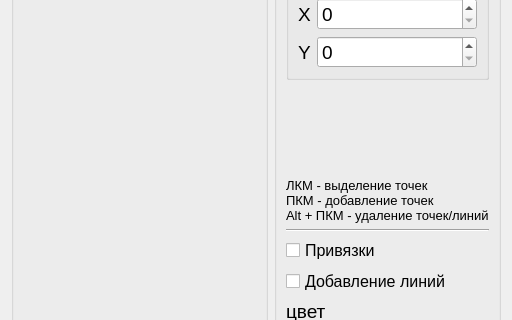
Qt form lab_5/src/ui/tabs/fillertab.ui (RullDeef/cg-lab) before a commit; both pictures show x 0 to 512 and y 89 to 409 of the 512 by 620 pixel window.
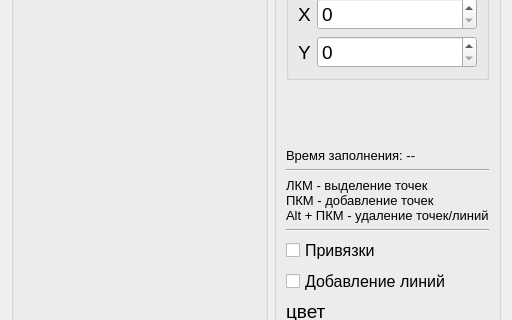
The same form after that commit.

```diff
--- a/lab_5/src/ui/tabs/fillertab.ui
+++ b/lab_5/src/ui/tabs/fillertab.ui
@@ -106,6 +106,29 @@
         </property>
        </spacer>
       </item>
+      <item>
+       <widget class="QLabel" name="fillTime">
+        <property name="font">
+         <font>
+          <pointsize>10</pointsize>
+          <weight>50</weight>
+          <bold>false</bold>
+          <underline>false</underline>
+          <kerning>true</kerning>
+         </font>
+        </property>
+        <property name="text">
+         <string>Время заполнения: --</string>
+        </property>
+       </widget>
+      </item>
+      <item>
+       <widget class="Line" name="line_2">
+        <property name="orientation">
+         <enum>Qt::Horizontal</enum>
+        </property>
+       </widget>
+      </item>
       <item>
        <widget class="QLabel" name="label_4">
         <property name="font">
```
